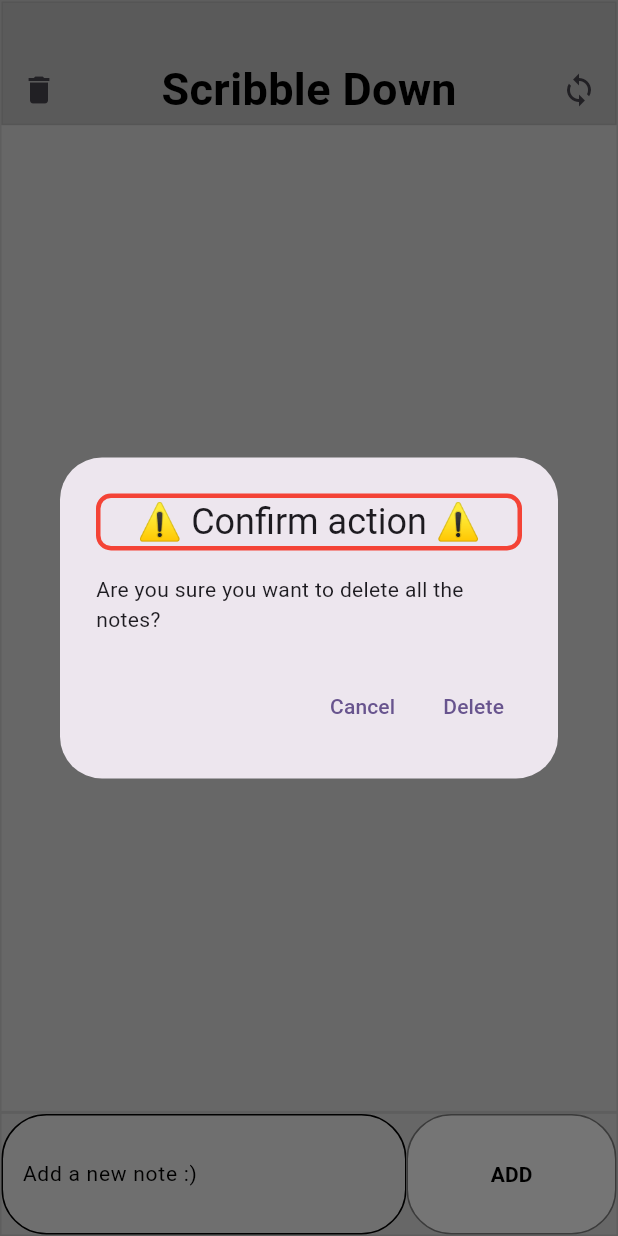
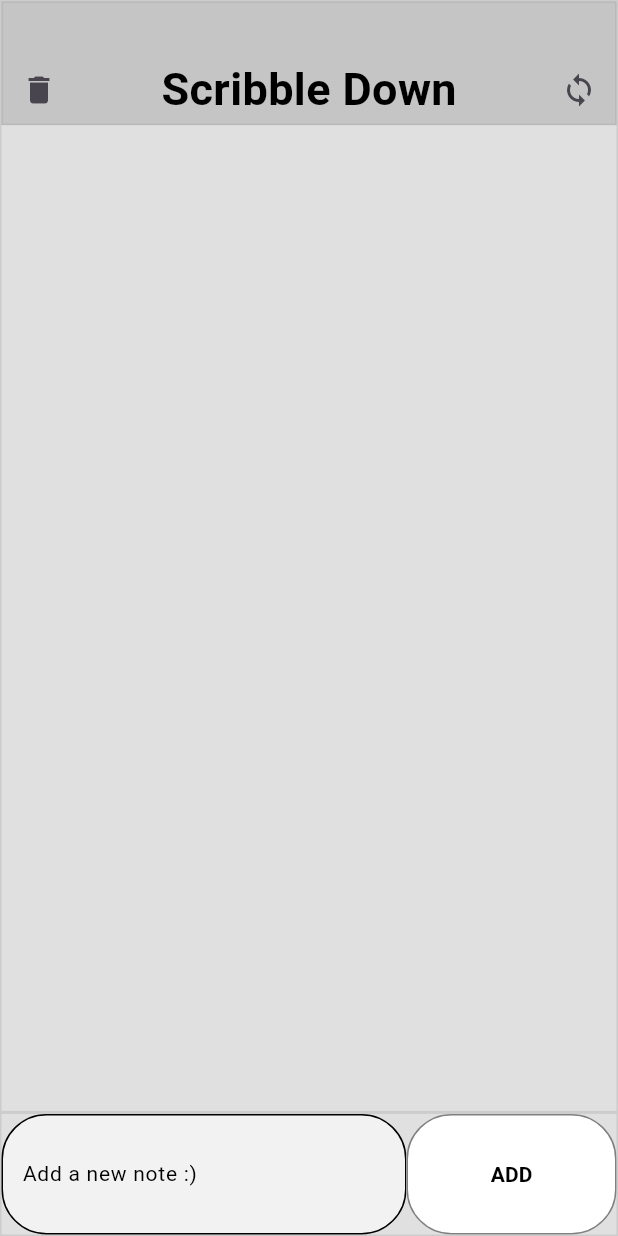
Before and after one commit to Symbian-Bro/chat_clone, a Flutter app: the screen it shows after launch, after a tap on the "delete" icon, on a phone screen of 412 x 824 dp. Run offline on Flutter 3.47's test engine with Material 3 defaults, Android fonts, the phone set to English and light mode, and no system bars.

Commit message:
refactor: Enhance delete functionality and user feedback
Refactored the `delete` function to improve its logic and provide better user feedback.

Key changes:
- Modified the `delete` function to check if the `notes` list is empty before attempting a deletion.
- If there are no notes to delete, a `SnackBar` is now displayed with the message "No notes to delete".
- Corrected the `onLongPress` event for the delete button, changing the argument passed to the `delete` function from `0` to `1` to correctly trigger the "delete all" confirmation dialog.
- Minor code formatting adjustments in the `dialog` function for better readability.

```diff
--- a/lib/homescreen.dart
+++ b/lib/homescreen.dart
@@ -29,7 +29,7 @@ class _HomeScreenState extends State<HomeScreen> {
     });
   }
 
-  void dialog(){
+  void dialog() {
     showDialog(
       context: context,
       builder: (BuildContext context) {
@@ -41,12 +41,9 @@ class _HomeScreenState extends State<HomeScreen> {
                 color: Colors.red,
                 width: 3,
                 style: BorderStyle.solid,
-                )
               ),
-            child: Text(
-              "⚠️ Confirm action ⚠️",
-              textAlign: TextAlign.center,
             ),
+            child: Text("⚠️ Confirm action ⚠️", textAlign: TextAlign.center),
           ),
           content: Text("Are you sure you want to delete all the notes?"),
           actions: [
@@ -73,11 +70,28 @@ class _HomeScreenState extends State<HomeScreen> {
 
   void delete(int a) {
     setState(() {
-      if (a == 1) {
+      if (a == 0) {
+        if (notes.isNotEmpty) {
           notes.removeLast();
+        } else {
+          ScaffoldMessenger.of(context).showSnackBar(
+            SnackBar(
+              content: Text("No notes to delete"),
+              duration: Duration(milliseconds: 400),
+            ),
+          );
         }
-      else{
+      } else {
+        if (notes.isNotEmpty) {
           dialog();
+        } else {
+          ScaffoldMessenger.of(context).showSnackBar(
+            SnackBar(
+              content: Text("No notes to delete"),
+              duration: Duration(milliseconds: 400),
+            ),
+          );
+        }
       }
     });
   }
@@ -137,7 +151,7 @@ class _HomeScreenState extends State<HomeScreen> {
                                 delete(0);
                               },
                               onLongPress: () {
-                                delete(0);
+                                delete(1);
                               },
                               icon: Icon(Icons.delete),
                             ),
```
Lines whose indentation alone changed are shown as unchanged.
